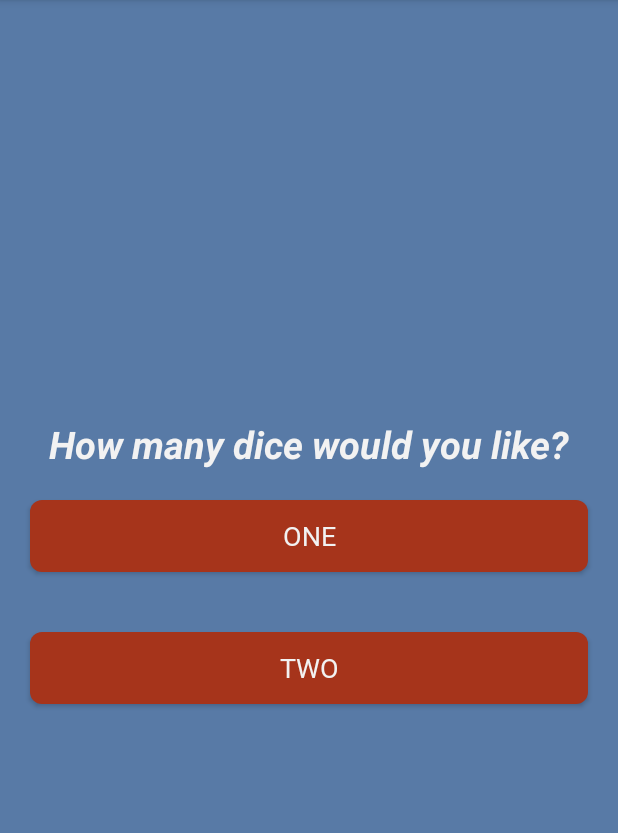
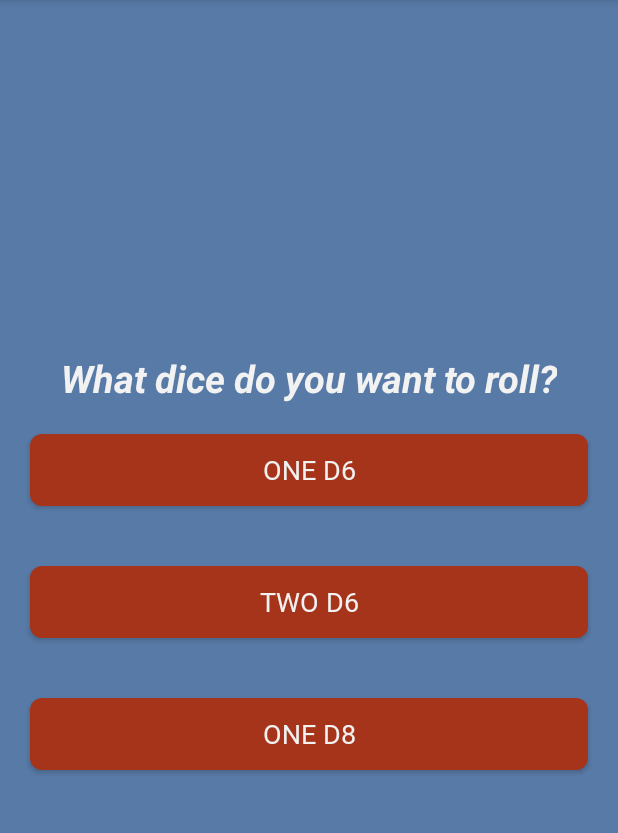
Before and after one commit to sethwbarton/the_vault, an Android app: the DiceActivity screen opened directly, with no data from a screen before it, on a phone screen of 412 x 824 dp, the part 84-917 px from its top. Run offline under Robolectric (Android 15) with nearby library versions, the phone set to English and light mode, and no system bars.

Commit message:
Added D8 die to die activity

```diff
--- a/app/src/main/java/androidteam/cs340/the_vault/Activities/DiceActivity.java
+++ b/app/src/main/java/androidteam/cs340/the_vault/Activities/DiceActivity.java
@@ -30,13 +30,16 @@ public class DiceActivity extends AppCompatActivity {
     private final static int ROLL_DURATION = 1000;
     Button btnOneDie;
     Button btnTwoDice;
+    Button btnD8;
     ImageView imgDie1;
     ImageView imgDie2;
+    ImageView imgD8;
     TextView prompt;
     Random gen = new Random();
     SoundPool diceSound;
     int soundID;
-    Handler handler;
+    Handler handlerD6;
+    Handler handlerD8;
     Timer timer = new Timer();
     boolean isRolling = false;
     int numDice = 0;
@@ -50,16 +53,19 @@ public class DiceActivity extends AppCompatActivity {
         InitSound();
         prompt = (TextView) findViewById(R.id.dicePrompt);
         imgDie1 = (ImageView) findViewById(R.id.imageDie1);
-        imgDie1.setOnClickListener(new HandleClick());
+        imgDie1.setOnClickListener(new HandleClickD6());
         imgDie2 = (ImageView) findViewById(R.id.imageDie2);
-        imgDie2.setOnClickListener(new HandleClick());
+        imgDie2.setOnClickListener(new HandleClickD6());
+        imgD8 = (ImageView) findViewById(R.id.imageD8);
+        imgD8.setOnClickListener(new HandleClickD8());
+
 
         btnOneDie = (Button) findViewById(R.id.oneDieButton);
         btnOneDie.setOnClickListener(new View.OnClickListener() {
             @Override
             public void onClick(View v) {
                 numDice = 1;
-                switchViews();
+                displayD6();
             }
         });
         btnTwoDice = (Button) findViewById(R.id.twoDiceButton);
@@ -67,20 +73,41 @@ public class DiceActivity extends AppCompatActivity {
             @Override
             public void onClick(View v) {
                 numDice = 2;
-                switchViews();
+                displayD6();
             }
         });
+        btnD8 = (Button) findViewById(R.id.d8Button);
+        btnD8.setOnClickListener(new View.OnClickListener() {
+            @Override
+            public void onClick(View v) {
+                numDice = 1;
+                displayD8();
+            }
+        });
+
+
 
         rotate = new RotateAnimation(0, 360, Animation.RELATIVE_TO_SELF, 0.5f, Animation.RELATIVE_TO_SELF, 0.5f);
         rotate.setDuration(ROLL_DURATION);
         rotate.setInterpolator(new LinearInterpolator());
-        handler = new Handler(callback);
+        handlerD6 = new Handler(callbackD6);
+        handlerD8 = new Handler(callbackD8);
     }
 
-    private void switchViews(){
+    private void removePrompt() {
         btnOneDie.setVisibility(View.GONE);
         btnTwoDice.setVisibility(View.GONE);
+        btnD8.setVisibility(View.GONE);
         prompt.setVisibility(View.GONE);
+    }
+
+    private void displayD8() {
+        removePrompt();
+        imgD8.setVisibility(View.VISIBLE);
+    }
+
+    private void displayD6(){
+        removePrompt();
 
         imgDie1.setVisibility(View.VISIBLE);
         if (numDice > 1) {
@@ -93,7 +120,7 @@ public class DiceActivity extends AppCompatActivity {
         }
     }
 
-    private class HandleClick implements View.OnClickListener {
+    private class HandleClickD6 implements View.OnClickListener {
         public void onClick(View arg0) {
             if (!isRolling) {
                 isRolling = true;
@@ -101,7 +128,18 @@ public class DiceActivity extends AppCompatActivity {
                 imgDie1.startAnimation(rotate);
                 imgDie2.setImageResource(R.drawable.die);
                 imgDie2.startAnimation(rotate);
-                timer.schedule(new Roll(), ROLL_DURATION);
+                timer.schedule(new RollD6(), ROLL_DURATION);
+            }
+        }
+    }
+
+    private class HandleClickD8 implements View.OnClickListener {
+        public void onClick(View arg0) {
+            if (!isRolling) {
+                isRolling = true;
+                imgD8.setImageResource(R.drawable.d8_1);
+                imgD8.startAnimation(rotate);
+                timer.schedule(new RollD8(), ROLL_DURATION);
             }
         }
     }
@@ -117,9 +155,46 @@ public class DiceActivity extends AppCompatActivity {
         soundID = diceSound.load(this, R.raw.shake_dice,1);
     }
 
-    class Roll extends TimerTask {
+    class RollD6 extends TimerTask {
         public void run() {
-            handler.sendEmptyMessage(0);
+            handlerD6.sendEmptyMessage(0);
+        }
+    }
+
+    class RollD8 extends TimerTask {
+        public void run() {
+            handlerD8.sendEmptyMessage(0);
+        }
+    }
+
+    private void setD8(ImageView die, int num){
+        rotate.cancel();
+        switch(num) {
+            case 1:
+                die.setImageResource(R.drawable.d8_1);
+                break;
+            case 2:
+                die.setImageResource(R.drawable.d8_2);
+                break;
+            case 3:
+                die.setImageResource(R.drawable.d8_3);
+                break;
+            case 4:
+                die.setImageResource(R.drawable.d8_4);
+                break;
+            case 5:
+                die.setImageResource(R.drawable.d8_5);
+                break;
+            case 6:
+                die.setImageResource(R.drawable.d8_6);
+                break;
+            case 7:
+                die.setImageResource(R.drawable.d8_7);
+                break;
+            case 8:
+                die.setImageResource(R.drawable.d8_8);
+                break;
+            default:
         }
     }
 
@@ -148,11 +223,20 @@ public class DiceActivity extends AppCompatActivity {
         }
     }
 
-    Handler.Callback callback = new Handler.Callback() {
+    Handler.Callback callbackD6 = new Handler.Callback() {
         public boolean handleMessage(Message msg) {
             playSound = diceSound.play(soundID, 1.0f, 1.0f, 0, 0, 1.0f);
             setDie(imgDie1, gen.nextInt(6)+1);
             setDie(imgDie2, gen.nextInt(6)+1);
+            isRolling=false;
+            return true;
+        }
+    };
+
+    Handler.Callback callbackD8 = new Handler.Callback() {
+        public boolean handleMessage(Message msg) {
+            playSound = diceSound.play(soundID, 1.0f, 1.0f, 0, 0, 1.0f);
+            setD8(imgD8, gen.nextInt(8)+1);
             isRolling=false;
             return true;
         }
--- a/app/src/main/res/layout/activity_dice.xml
+++ b/app/src/main/res/layout/activity_dice.xml
@@ -13,7 +13,7 @@
         android:id="@+id/dicePrompt"
         android:layout_width="wrap_content"
         android:layout_height="wrap_content"
-        android:text="How many dice would you like?"
+        android:text="What dice do you want to roll?"
         android:textColor="#F2F2F2"
         android:textSize="25sp"
         android:textStyle="italic|bold"
@@ -30,7 +30,7 @@
         android:layout_margin="20sp"
         android:background="@drawable/btn_rounded"
         android:fontFamily="@font/cinzel_decorative_black"
-        android:text="One"
+        android:text="One D6"
         android:textColor="#F2F2F2"
         android:textSize="18sp"
         android:visibility="visible"
@@ -48,7 +48,25 @@
         android:layout_margin="20sp"
         android:background="@drawable/btn_rounded"
         android:fontFamily="@font/cinzel_decorative_black"
-        android:text="Two"
+        android:text="Two D6"
+        android:textColor="#F2F2F2"
+        android:textSize="18sp"
+        android:visibility="visible"
+        app:layout_constraintBottom_toBottomOf="parent"
+        app:layout_constraintEnd_toEndOf="parent"
+        app:layout_constraintHorizontal_bias="0.6"
+        app:layout_constraintStart_toStartOf="parent"
+        app:layout_constraintTop_toTopOf="parent"
+        app:layout_constraintVertical_bias="0.626" />
+
+    <Button
+        android:id="@+id/d8Button"
+        android:layout_width="match_parent"
+        android:layout_height="wrap_content"
+        android:layout_margin="20sp"
+        android:background="@drawable/btn_rounded"
+        android:fontFamily="@font/cinzel_decorative_black"
+        android:text="One d8"
         android:textColor="#F2F2F2"
         android:textSize="18sp"
         android:visibility="visible"
@@ -78,5 +96,12 @@
             android:visibility="gone"
             app:srcCompat="@drawable/die"
             android:layout_marginLeft="20dp"/>
+        <ImageView
+            android:id="@+id/imageD8"
+            android:layout_width="131dp"
+            android:layout_height="121dp"
+            android:visibility="gone"
+            app:srcCompat="@drawable/d8_1"
+            android:layout_marginLeft="20dp"/>
     </LinearLayout>
 </LinearLayout>
```
Also changed, not shown: app/src/main/res/drawable/d8_1.png (added), app/src/main/res/drawable/d8_2.png (added), app/src/main/res/drawable/d8_3.png (added), app/src/main/res/drawable/d8_4.png (added), app/src/main/res/drawable/d8_5.png (added), app/src/main/res/drawable/d8_6.png (added), app/src/main/res/drawable/d8_7.png (added), app/src/main/res/drawable/d8_8.png (added).
